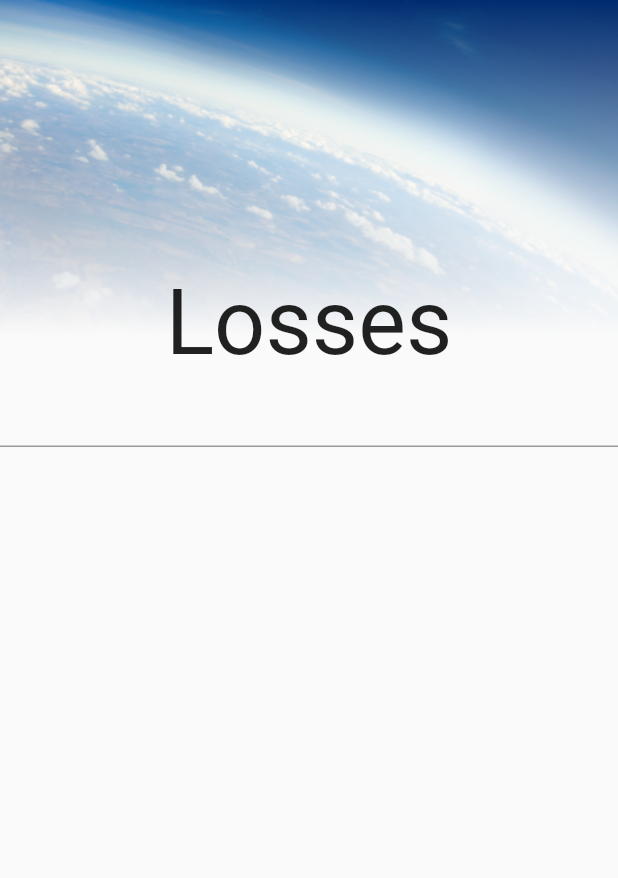
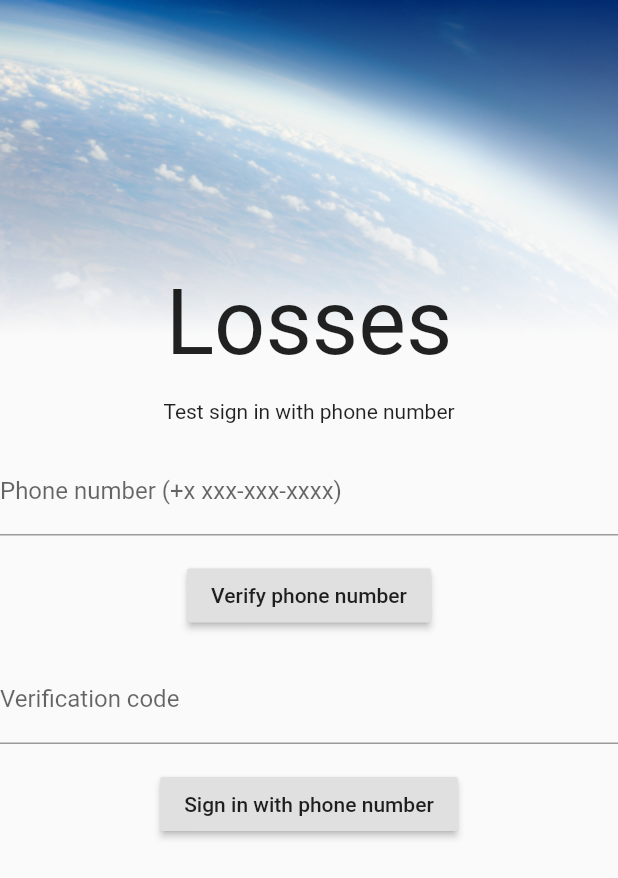
Before and after one commit to robospot/flutter_losses, a Flutter app: the screen it shows after launch, after a tap on "Войти", on a phone screen of 412 x 824 dp. Shown: the top 878 px of the screen. Run offline on Flutter 3.47's test engine with Material 2 defaults, Android fonts, the phone set to English and light mode, and no system bars; our stand-ins replace bloc, equatable, firebase_auth, flutter_bloc, google_sign_in; accounts and stored records are empty; network calls fail.

Commit message:
auth_bloc added

```diff
--- a/lib/app.dart
+++ b/lib/app.dart
@@ -1,22 +1,38 @@
 import 'package:flutter/material.dart';
-import 'package:flutter_losses/screens/login/phone_auth.dart';
+import 'package:flutter_bloc/flutter_bloc.dart';
 
+
+import 'bloc/auth/bloc.dart';
+import 'helpers/user_repository.dart';
 import 'screens/login/onboarding_screen.dart';
+import 'screens/login/phone_auth_screen.dart';
+import 'screens/splash_screen.dart';
 
 class App extends StatelessWidget {
+  final UserRepository _userRepository;
+
   const App({Key key}) : super(key: key);
 
   @override
   Widget build(BuildContext context) {
     return MaterialApp(
-      debugShowCheckedModeBanner: false,
-      title: 'Losses',
-       initialRoute: '/',
-       routes: {
-        '/': (context) => Onboarding(),
-        '/onboarding' :  (context) => Onboarding(),
-        '/phone_auth' :   (context) => PhoneAuth(),
-       }
-    );
+        debugShowCheckedModeBanner: false,
+        title: 'Losses',
+        initialRoute: '/',
+        routes: {
+          '/': (context) => BlocBuilder<AuthBloc, AuthState>(
+                builder: (context, state) {
+                  if (state is Unauthenticated) {
+                    return Onboarding();
+                  }
+                  if (state is Authenticated) {
+                    return Onboarding();
+                  }
+                  return SplashScreen();
+                },
+              ),
+          '/onboarding': (context) => Onboarding(),
+          '/phone_auth': (context) => PhoneAuth(),
+        });
   }
 }
--- /dev/null
+++ b/lib/bloc/auth/auth_bloc.dart
@@ -0,0 +1,34 @@
+import 'dart:async';
+import 'package:bloc/bloc.dart';
+import 'package:flutter/material.dart';
+import 'package:flutter_losses/helpers/user_repository.dart';
+import './bloc.dart';
+
+class AuthBloc extends Bloc<AuthEvent, AuthState> {
+  final UserRepository _userRepository;
+  AuthBloc({@required UserRepository userRepository})
+      : assert(userRepository != null),
+        _userRepository = userRepository;
+
+  @override
+  AuthState get initialState => Uninitialized();
+
+  @override
+  Stream<AuthState> mapEventToState(
+    AuthEvent event,
+  ) async* {
+    if (event is AppStarted) {
+      try {
+      final isSignedIn = await _userRepository.isSignedIn();
+      if (isSignedIn) {
+        final name = await _userRepository.getUser();
+        yield Authenticated(name);
+      } else {
+        yield Unauthenticated();
+      }
+    } catch (_) {
+      yield Unauthenticated();
+    }
+    }
+  }
+}
--- /dev/null
+++ b/lib/bloc/auth/auth_event.dart
@@ -0,0 +1,12 @@
+import 'package:equatable/equatable.dart';
+
+abstract class AuthEvent extends Equatable {
+  @override
+  List<Object> get props => [];
+}
+
+class AppStarted extends AuthEvent {}
+
+class LoggedIn extends AuthEvent {}
+
+class LoggedOut extends AuthEvent {}
--- /dev/null
+++ b/lib/bloc/auth/auth_state.dart
@@ -0,0 +1,23 @@
+import 'package:equatable/equatable.dart';
+
+abstract class AuthState extends Equatable {
+  const AuthState();
+  @override
+  List<Object> get props => [];
+}
+
+class Uninitialized extends AuthState {}
+
+class Authenticated extends AuthState {
+  final String phoneNumber;
+
+  const Authenticated(this.phoneNumber);
+
+  @override
+  List<Object> get props => [phoneNumber];
+
+  @override
+  String toString() => 'Authenticated { phoneNumber: $phoneNumber }';
+}
+
+class Unauthenticated extends AuthState {}
--- /dev/null
+++ b/lib/bloc/auth/bloc.dart
@@ -0,0 +1,3 @@
+export 'auth_bloc.dart';
+export 'auth_event.dart';
+export 'auth_state.dart';
--- /dev/null
+++ b/lib/helpers/user_repository.dart
@@ -0,0 +1,54 @@
+import 'dart:async';
+import 'package:firebase_auth/firebase_auth.dart';
+import 'package:google_sign_in/google_sign_in.dart';
+
+class UserRepository {
+  final FirebaseAuth _firebaseAuth;
+  final GoogleSignIn _googleSignIn;
+
+  UserRepository({FirebaseAuth firebaseAuth, GoogleSignIn googleSignin})
+      : _firebaseAuth = firebaseAuth ?? FirebaseAuth.instance,
+        _googleSignIn = googleSignin ?? GoogleSignIn();
+
+  Future<FirebaseUser> signInWithGoogle() async {
+    final GoogleSignInAccount googleUser = await _googleSignIn.signIn();
+    final GoogleSignInAuthentication googleAuth =
+        await googleUser.authentication;
+    final AuthCredential credential = GoogleAuthProvider.getCredential(
+      accessToken: googleAuth.accessToken,
+      idToken: googleAuth.idToken,
+    );
+    await _firebaseAuth.signInWithCredential(credential);
+    return _firebaseAuth.currentUser();
+  }
+
+  Future<void> signInWithCredentials(String email, String password) {
+    return _firebaseAuth.signInWithEmailAndPassword(
+      email: email,
+      password: password,
+    );
+  }
+
+  Future<void> signUp({String email, String password}) async {
+    return await _firebaseAuth.createUserWithEmailAndPassword(
+      email: email,
+      password: password,
+    );
+  }
+
+  Future<void> signOut() async {
+    return Future.wait([
+      _firebaseAuth.signOut(),
+      _googleSignIn.signOut(),
+    ]);
+  }
+
+  Future<bool> isSignedIn() async {
+    final currentUser = await _firebaseAuth.currentUser();
+    return currentUser != null;
+  }
+
+  Future<String> getUser() async {
+    return (await _firebaseAuth.currentUser()).email;
+  }
+}
--- a/lib/main.dart
+++ b/lib/main.dart
@@ -1,5 +1,17 @@
 import 'package:flutter/material.dart';
+import 'package:flutter_bloc/flutter_bloc.dart';
+import 'app.dart';
+import 'bloc/auth/bloc.dart';
+import 'helpers/user_repository.dart';
 
-import 'app.dart';
-
-void main() => runApp(App());
+void main() {
+  final UserRepository userRepository = UserRepository();
+   runApp(MultiBlocProvider(
+      providers: [
+        BlocProvider<AuthBloc>(
+          builder: (BuildContext context) => AuthBloc(userRepository: userRepository)..add(AppStarted()),
+        )
+      ],
+      child: App(),
+    ));
+}
--- a/lib/screens/login/phone_auth.dart
+++ /dev/null
@@ -1,45 +0,0 @@
-import 'package:flutter/material.dart';
-
-class PhoneAuth extends StatefulWidget {
-  PhoneAuth({Key key}) : super(key: key);
-
-  @override
-  _PhoneAuthState createState() => _PhoneAuthState();
-}
-
-class _PhoneAuthState extends State<PhoneAuth> {
-  @override
-  Widget build(BuildContext context) {
-    return Scaffold(
-        body:
-        Column(children: <Widget>[
-Stack(
-      alignment: Alignment.bottomCenter,
-      children: <Widget>[
-        Container(height: 250,
-          decoration: BoxDecoration(
-            image: DecorationImage(
-              alignment: Alignment.topCenter,
-              image: AssetImage(
-                "assets/background2.png",
-
-              ),
-              fit: BoxFit.fill,
-            ),
-          ),
-        ),
-        // Image.asset(
-        //   'assets/background2.png',
-        //   fit: BoxFit.fitWidth
-        // ),
-        Text("Losses", style: TextStyle(fontSize: 60),),
-
-      ],
-
-    ),
-    TextField(),
-
-        ],)
-        );
-  }
-}
--- /dev/null
+++ b/lib/screens/login/phone_auth_screen.dart
@@ -0,0 +1,177 @@
+import 'package:firebase_auth/firebase_auth.dart';
+import 'package:flutter/material.dart';
+
+
+final FirebaseAuth _auth = FirebaseAuth.instance;
+
+
+class PhoneAuth extends StatefulWidget {
+  PhoneAuth({Key key}) : super(key: key);
+
+  @override
+  _PhoneAuthState createState() => _PhoneAuthState();
+}
+
+class _PhoneAuthState extends State<PhoneAuth> {
+  final TextEditingController _phoneNumberController = TextEditingController();
+  final TextEditingController _smsController = TextEditingController();
+
+  String _message = '';
+  String _verificationId;
+
+  @override
+  Widget build(BuildContext context) {
+    print("!!!!!!!");
+    _auth.currentUser().then((onValue) => print(onValue.phoneNumber));
+
+
+    return   Scaffold(
+        body: SingleChildScrollView(child: Column(
+      children: <Widget>[
+        Stack(
+          alignment: Alignment.bottomCenter,
+          children: <Widget>[
+            Container(
+              height: 250,
+              decoration: BoxDecoration(
+                image: DecorationImage(
+                  alignment: Alignment.topCenter,
+                  image: AssetImage(
+                    "assets/background2.png",
+                  ),
+                  fit: BoxFit.fill,
+                ),
+              ),
+            ),
+            // Image.asset(
+            //   'assets/background2.png',
+            //   fit: BoxFit.fitWidth
+            // ),
+            Text(
+              "Losses",
+              style: TextStyle(fontSize: 60),
+            ),
+          ],
+        ),
+        //Кусок Google авторизации
+        Column(
+          crossAxisAlignment: CrossAxisAlignment.start,
+          children: <Widget>[
+            Container(
+              child: const Text('Test sign in with phone number'),
+              padding: const EdgeInsets.all(16),
+              alignment: Alignment.center,
+            ),
+            TextFormField(
+              controller: _phoneNumberController,
+              decoration: const InputDecoration(
+                  labelText: 'Phone number (+x xxx-xxx-xxxx)'),
+              validator: (String value) {
+                if (value.isEmpty) {
+                  return 'Phone number (+x xxx-xxx-xxxx)';
+                }
+                return null;
+              },
+            ),
+            Container(
+              padding: const EdgeInsets.symmetric(vertical: 16.0),
+              alignment: Alignment.center,
+              child: RaisedButton(
+                onPressed: () async {
+                  _verifyPhoneNumber();
+                },
+                child: const Text('Verify phone number'),
+              ),
+            ),
+            TextField(
+              controller: _smsController,
+              decoration: const InputDecoration(labelText: 'Verification code'),
+            ),
+            Container(
+              padding: const EdgeInsets.symmetric(vertical: 16.0),
+              alignment: Alignment.center,
+              child: RaisedButton(
+                onPressed: () async {
+                  _signInWithPhoneNumber();
+                },
+                child: const Text('Sign in with phone number'),
+              ),
+            ),
+            Container(
+              alignment: Alignment.center,
+              padding: const EdgeInsets.symmetric(horizontal: 16),
+              child: Text(
+                _message,
+                style: TextStyle(color: Colors.red),
+              ),
+            )
+          ],
+        )
+      ],
+    )));
+  }
+
+  // Example code of how to verify phone number
+  void _verifyPhoneNumber() async {
+    setState(() {
+      _message = '';
+    });
+    final PhoneVerificationCompleted verificationCompleted =
+        (AuthCredential phoneAuthCredential) {
+      _auth.signInWithCredential(phoneAuthCredential);
+      setState(() {
+        _message = 'Received phone auth credential: $phoneAuthCredential';
+      });
+    };
+
+    final PhoneVerificationFailed verificationFailed =
+        (AuthException authException) {
+      setState(() {
+        _message =
+            'Phone number verification failed. Code: ${authException.code}. Message: ${authException.message}';
+      });
+    };
+
+    final PhoneCodeSent codeSent =
+        (String verificationId, [int forceResendingToken]) async {
+      // Scaffold.of(context).showSnackBar(const SnackBar(
+      //   content: Text('Please check your phone for the verification code.'),
+      // )
+   //   );
+   print("****Please check your phone for the verification code****");
+      _verificationId = verificationId;
+    };
+
+    final PhoneCodeAutoRetrievalTimeout codeAutoRetrievalTimeout =
+        (String verificationId) {
+      _verificationId = verificationId;
+    };
+
+    await _auth.verifyPhoneNumber(
+        phoneNumber: _phoneNumberController.text,
+        timeout: const Duration(seconds: 5),
+        verificationCompleted: verificationCompleted,
+        verificationFailed: verificationFailed,
+        codeSent: codeSent,
+        codeAutoRetrievalTimeout: codeAutoRetrievalTimeout);
+  }
+
+  // Example code of how to sign in with phone.
+  void _signInWithPhoneNumber() async {
+    final AuthCredential credential = PhoneAuthProvider.getCredential(
+      verificationId: _verificationId,
+      smsCode: _smsController.text,
+    );
+    final FirebaseUser user =
+        (await _auth.signInWithCredential(credential)).user;
+    final FirebaseUser currentUser = await _auth.currentUser();
+    assert(user.uid == currentUser.uid);
+    setState(() {
+      if (user != null) {
+        _message = 'Successfully signed in, uid: ' + user.uid;
+      } else {
+        _message = 'Sign in failed';
+      }
+    });
+  }
+}
--- /dev/null
+++ b/lib/screens/splash_screen.dart
@@ -0,0 +1,8 @@
+import 'package:flutter/material.dart';
+
+class SplashScreen extends StatelessWidget {
+  @override
+  Widget build(BuildContext context) {
+    return Scaffold(body: Container(child: Text("Splash screen")));
+  }
+}
```
Also changed, not shown: pubspec.yaml (+6 -10 lines), pubspec.lock, 3 other files.
